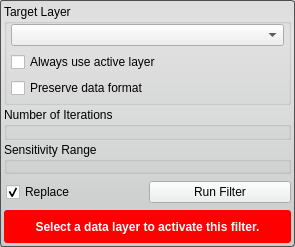
First picture: the form in src/Interface/ToolInterface/CurvatureAnisotropicDiffusionFilterInterface.ui, repository rblake/seg3d2, before the edit.
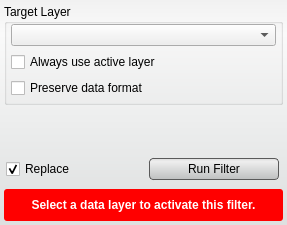
Second picture: the form after the edit. Custom widgets are drawn as their Qt base class.

Diff of the .ui file:
```diff
--- a/src/Interface/ToolInterface/CurvatureAnisotropicDiffusionFilterInterface.ui
+++ b/src/Interface/ToolInterface/CurvatureAnisotropicDiffusionFilterInterface.ui
@@ -6,8 +6,8 @@
    <rect>
     <x>0</x>
     <y>0</y>
-    <width>295</width>
-    <height>247</height>
+    <width>287</width>
+    <height>225</height>
    </rect>
   </property>
   <property name="sizePolicy">
@@ -22,13 +22,33 @@
   <property name="styleSheet">
    <string notr="true">QWidget#CurvatureAnisotropicDiffusionFilterInterface{
 	border-radius: 3px;
-	border: 1px solid rgb(80, 80,80);
-	background-color: qlineargradient(spread:pad, x1:0.5, y1:0, x2:0.5, y2:0.960227, stop:0 rgba(221, 221, 221, 255), stop:0.155779 rgba(228, 228, 228, 255), stop:1 rgba(202, 204, 204, 255));      
+	background-color: qlineargradient(spread:pad, x1:0.5, y1:0, x2:0.5, y2:0.960227, stop:0 rgba(241, 241, 241, 255), stop:0.155779 rgba(250, 250, 250, 255), stop:1 rgba(222, 224, 224, 255));      
+}
+
+QPushButton{
+	background-color: qlineargradient(spread:pad, x1:0.5, y1:0, x2:0.5, y2:0.960227, stop:0 rgba(221, 221, 221, 255), stop:0.155779 rgba(238, 238, 238, 255), stop:1 rgba(192, 194, 194, 255));
+	border-radius: 4px;
+	border: 1px solid rgb(90, 90, 90);
+	margin:4px;
+}
+
+QPushButton:hover{
+	background-color: qlineargradient(spread:pad, x1:0.5, y1:0, x2:0.5, y2:1, stop:0 rgba(195, 195, 195, 255), stop:0.253769 rgba(206, 206, 206, 255), stop:1 rgba(185, 185, 185, 255));
+	border-radius: 4px;
+	border: 1px solid rgb(90, 90, 90);
+	margin:4px;
+}
+
+QPushButton:pressed{
+	background-color: qlineargradient(spread:pad, x1:0.5, y1:0, x2:0.5, y2:1, stop:0 rgba(150, 150, 150, 255), stop:0.753769 rgba(206, 206, 206, 255), stop:1 rgba(185, 185, 185, 255));
+	border-radius: 4px;
+	border: 1px solid rgb(90, 90, 90);
+	margin:4px;
 }</string>
   </property>
   <layout class="QVBoxLayout" name="verticalLayout">
    <property name="spacing">
-    <number>2</number>
+    <number>4</number>
    </property>
    <property name="margin">
     <number>4</number>
@@ -118,58 +138,10 @@
     </widget>
    </item>
    <item>
-    <widget class="QGroupBox" name="groupBox">
-     <property name="title">
-      <string>Number of Iterations</string>
-     </property>
-     <layout class="QHBoxLayout" name="horizontalLayout_2">
-      <property name="spacing">
-       <number>0</number>
-      </property>
-      <property name="leftMargin">
-       <number>4</number>
-      </property>
-      <property name="topMargin">
-       <number>2</number>
-      </property>
-      <property name="rightMargin">
-       <number>4</number>
-      </property>
-      <property name="bottomMargin">
-       <number>4</number>
-      </property>
-      <item>
-       <widget class="QtUtils::QtLogSliderIntCombo" name="iterations_" native="true"/>
-      </item>
-     </layout>
-    </widget>
+    <widget class="QtUtils::QtLogSliderIntCombo" name="iterations_" native="true"/>
    </item>
    <item>
-    <widget class="QGroupBox" name="groupBox_2">
-     <property name="title">
-      <string>Sensitivity Range</string>
-     </property>
-     <layout class="QHBoxLayout" name="horizontalLayout_3">
-      <property name="spacing">
-       <number>0</number>
-      </property>
-      <property name="leftMargin">
-       <number>4</number>
-      </property>
-      <property name="topMargin">
-       <number>2</number>
-      </property>
-      <property name="rightMargin">
-       <number>4</number>
-      </property>
-      <property name="bottomMargin">
-       <number>4</number>
-      </property>
-      <item>
-       <widget class="QtUtils::QtSliderDoubleCombo" name="sensitivity_" native="true"/>
-      </item>
-     </layout>
-    </widget>
+    <widget class="QtUtils::QtSliderDoubleCombo" name="sensitivity_" native="true"/>
    </item>
    <item>
     <widget class="QWidget" name="replaceRunWidget" native="true">
@@ -213,6 +185,12 @@
       </item>
       <item>
        <widget class="QPushButton" name="runFilterButton">
+        <property name="minimumSize">
+         <size>
+          <width>0</width>
+          <height>30</height>
+         </size>
+        </property>
         <property name="text">
          <string>Run Filter</string>
         </property>
@@ -266,17 +244,17 @@
   </layout>
  </widget>
  <customwidgets>
-  <customwidget>
-   <class>QtUtils::QtDropableComboBox</class>
-   <extends>QComboBox</extends>
-   <header location="global">QtUtils/Widgets/QtDropableComboBox.h</header>
-  </customwidget>
   <customwidget>
    <class>QtUtils::QtSliderDoubleCombo</class>
    <extends>QWidget</extends>
    <header location="global">QtUtils/Widgets/QtSliderDoubleCombo.h</header>
    <container>1</container>
   </customwidget>
+  <customwidget>
+   <class>QtUtils::QtDropableComboBox</class>
+   <extends>QComboBox</extends>
+   <header location="global">QtUtils/Widgets/QtDropableComboBox.h</header>
+  </customwidget>
   <customwidget>
    <class>QtUtils::QtLogSliderIntCombo</class>
    <extends>QWidget</extends>
```
